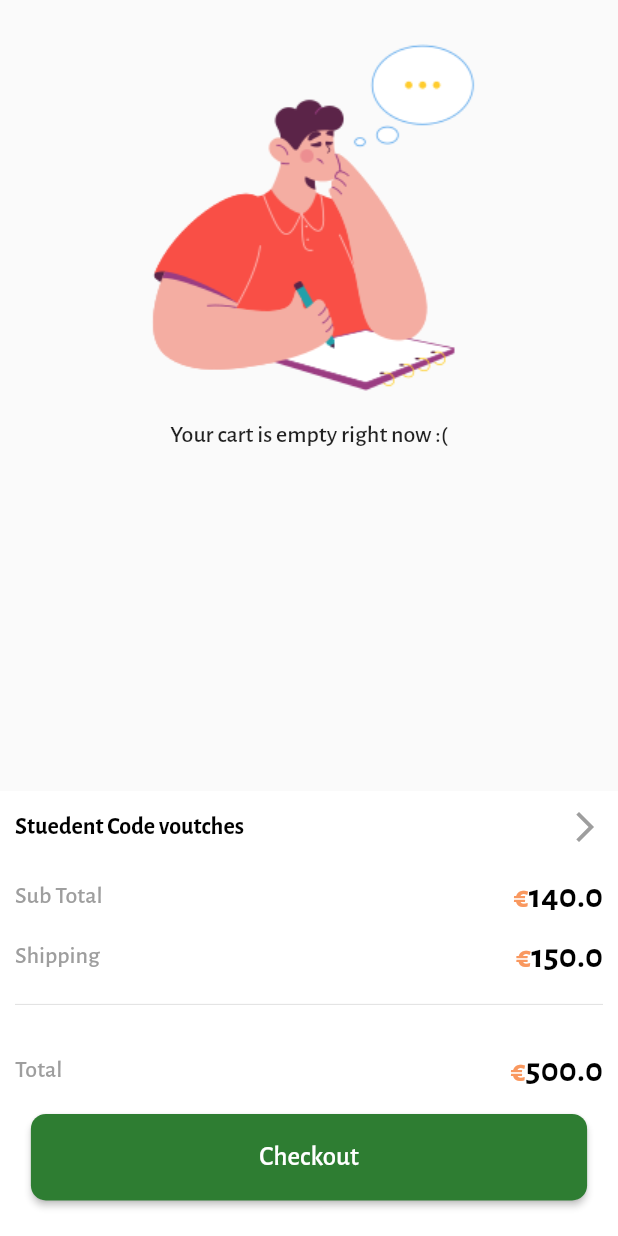
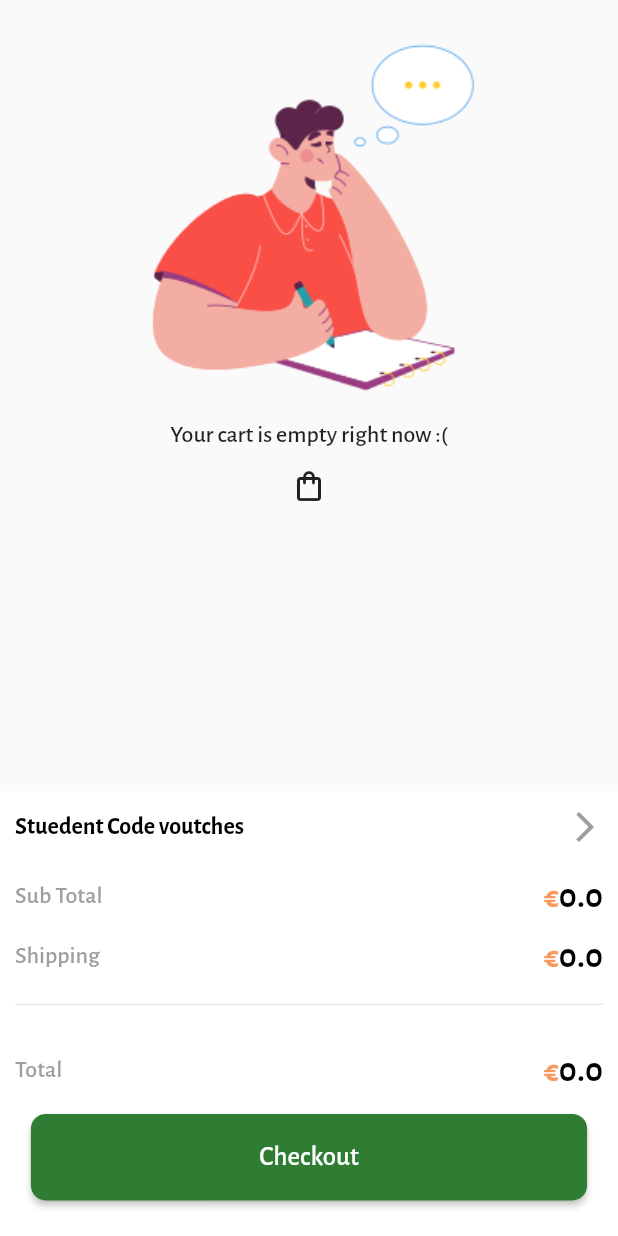
Before and after one commit to amir-hossein-rajaezadeh/fashon_app, a Flutter app: the CartListBody widget shown alone on an empty page, opened directly, on a phone screen of 412 x 824 dp. Run offline on Flutter 3.47's test engine with Material 2 defaults, Android fonts, the phone set to English and light mode, and no system bars; our stand-ins replace animate_do, flutter_riverpod, line_icons.

Commit message:
done caclulation

```diff
--- a/lib/screens/cart_list/compomemt/cart_list_body.dart
+++ b/lib/screens/cart_list/compomemt/cart_list_body.dart
@@ -202,7 +202,9 @@ class CartListBody extends ConsumerWidget {
                                         ],
                                       ),
                                       IconButton(
-                                        onPressed: () {},
+                                        onPressed: () {
+                                          viewModel.deleteItem(current);
+                                        },
                                         icon: const Icon(
                                           Icons.close,
                                           color: Colors.grey,
@@ -232,12 +234,23 @@ class CartListBody extends ConsumerWidget {
                         height: size.height * 0.01,
                       ),
                       FadeInUp(
-                          delay: const Duration(milliseconds: 250),
-                          child: const Text(
-                            "Your cart is empty right now :(",
-                            style: TextStyle(
-                                fontWeight: FontWeight.w400, fontSize: 16),
-                          ))
+                        delay: const Duration(milliseconds: 250),
+                        child: const Text(
+                          "Your cart is empty right now :(",
+                          style: TextStyle(
+                              fontWeight: FontWeight.w400, fontSize: 16),
+                        ),
+                      ),
+                      FadeInUp(
+                        delay: const Duration(milliseconds: 300),
+                        child: IconButton(
+                          onPressed: () {
+                            Navigator.pop(context);
+                            Navigator.pop(context);
+                          },
+                          icon: const Icon(Icons.shopping_bag_outlined),
+                        ),
+                      )
                     ],
                   ),
           ),
@@ -273,14 +286,15 @@ class CartListBody extends ConsumerWidget {
                         duration: const Duration(
                           milliseconds: 400,
                         ),
-                        child: const ReusbleCareForRow(
-                            price: 140, text: "Sub Total")),
+                        child: ReusbleCareForRow(
+                            price: viewModel.calculateSubTotal().toDouble(),
+                            text: "Sub Total")),
                     FadeInUp(
                       duration: const Duration(
                         milliseconds: 450,
                       ),
-                      child:
-                          const ReusbleCareForRow(price: 150, text: "Shipping"),
+                      child: ReusbleCareForRow(
+                          price: viewModel.doShipping(), text: "Shipping"),
                     ),
                     const Padding(
                       padding: EdgeInsets.symmetric(vertical: 10.0),
@@ -290,7 +304,8 @@ class CartListBody extends ConsumerWidget {
                       duration: const Duration(
                         milliseconds: 450,
                       ),
-                      child: const ReusbleCareForRow(price: 500, text: "Total"),
+                      child: ReusbleCareForRow(
+                          price: viewModel.doCalculation(), text: "Total"),
                     ),
                     FadeInUp(
                       duration: const Duration(milliseconds: 550),
--- a/lib/screens/cart_list/view_model/cart_list_view_model.dart
+++ b/lib/screens/cart_list/view_model/cart_list_view_model.dart
@@ -6,8 +6,6 @@ import 'package:flutter_riverpod/flutter_riverpod.dart';
 import '../../../base/base_view_model.dart';
 
 class CartListViewModel extends BaseViewModel {
-
-
   void increaseOrDecreaseItemToCarrtList(BaseViewModelOffline data,
       BuildContext context, bool isFromDetail, int index, bool isIncreasing) {
     if (isIncreasing) {
@@ -21,12 +19,57 @@ class CartListViewModel extends BaseViewModel {
         }
       }
     } else {
-      itemOnCart[index].value = itemOnCart[index].value - 1;
-      if (itemOnCart[index].value == 0) {
+      if (itemOnCart[index].value == 1) {
         itemOnCart.removeWhere((element) => element.id == data.id);
+      } else {
+        itemOnCart[index].value = itemOnCart[index].value - 1;
       }
     }
+    notifyListeners();
+  }
 
+  double doCalculation() {
+    double total = 0.0;
+
+    if (itemOnCart.isEmpty) {
+      total = 0.0;
+    } else {
+      for (BaseViewModelOffline data in itemOnCart) {
+        total = total + data.price * data.value;
+      }
+    }
+    return total;
+  }
+
+  double doShipping() {
+    double shipping = 0.0;
+    if (itemOnCart.isEmpty) {
+      shipping = 0.0;
+      return shipping;
+    } else if (itemOnCart.length <= 4) {
+      shipping = 25.99;
+      return shipping;
+    } else {
+      shipping = 88.99;
+      return shipping;
+    }
+  }
+
+  int calculateSubTotal() {
+    int subTotal = 0;
+    if (itemOnCart.isEmpty) {
+      subTotal = 0;
+    } else {
+      for (BaseViewModelOffline data in itemOnCart) {
+        subTotal = subTotal + data.price.round();
+        subTotal = subTotal - 160;
+      }
+    }
+    return subTotal < 0 ? 0 : subTotal;
+  }
+
+  void deleteItem(BaseViewModelOffline data) {
+    itemOnCart.removeWhere((element) => element.id == data.id);
     notifyListeners();
   }
 }
--- a/lib/screens/detail/view_model/detail_view_model.dart
+++ b/lib/screens/detail/view_model/detail_view_model.dart
@@ -41,8 +41,8 @@ class DetailViewModel extends BaseViewModel {
           Navigator.pushNamed(context, "/cartList");
         } else {
           itemOnCart.add(data);
-          if(data.value==0){
-            data.value=1;
+          if (data.value == 0) {
+            data.value = 1;
           }
           Navigator.pushNamed(context, "/cartList");
         }
@@ -55,6 +55,8 @@ class DetailViewModel extends BaseViewModel {
     }
     notifyListeners();
   }
+
+
 }
 
 final detailViewModelProvider =
```
Also changed, not shown: lib/screens/detail/component/detail_body.dart (+3 -28 lines), lib/screens/detail/detail_page.dart (+37 -12 lines), lib/screens/search/search_page.dart (+5 -3 lines).
